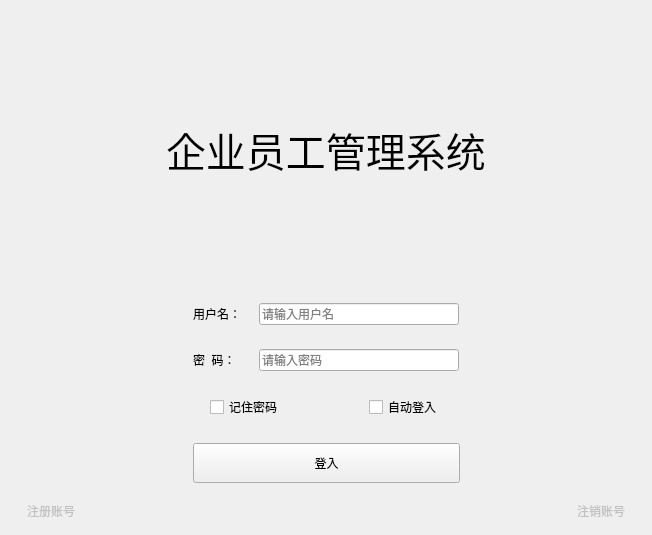
First picture: the form in login.ui, repository 17679200974/EmploySys, before the edit.
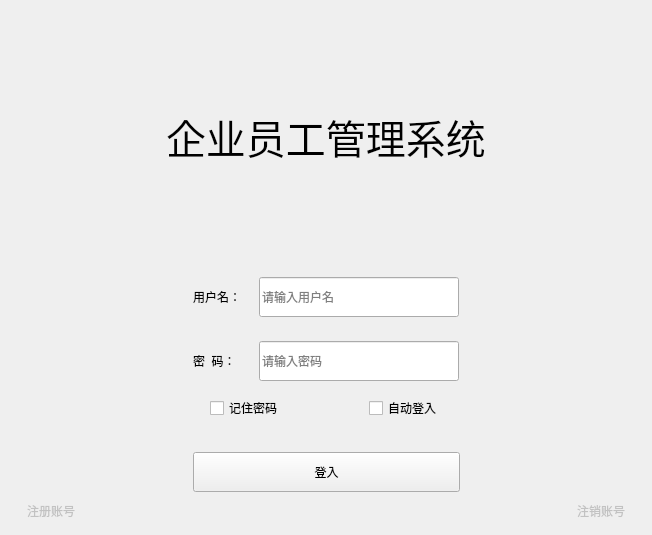
Second picture: the form after the edit.

```diff
--- a/login.ui
+++ b/login.ui
@@ -105,13 +105,13 @@
         <property name="minimumSize">
          <size>
           <width>60</width>
-          <height>0</height>
+          <height>40</height>
          </size>
         </property>
         <property name="maximumSize">
          <size>
           <width>60</width>
-          <height>16777215</height>
+          <height>40</height>
          </size>
         </property>
         <property name="text">
@@ -130,7 +130,7 @@
         <property name="minimumSize">
          <size>
           <width>200</width>
-          <height>0</height>
+          <height>40</height>
          </size>
         </property>
         <property name="maximumSize">
@@ -181,13 +181,13 @@
         <property name="minimumSize">
          <size>
           <width>60</width>
-          <height>0</height>
+          <height>40</height>
          </size>
         </property>
         <property name="maximumSize">
          <size>
           <width>60</width>
-          <height>16777215</height>
+          <height>40</height>
          </size>
         </property>
         <property name="text">
@@ -206,7 +206,7 @@
         <property name="minimumSize">
          <size>
           <width>200</width>
-          <height>0</height>
+          <height>40</height>
          </size>
         </property>
         <property name="maximumSize">
@@ -247,10 +247,19 @@
        <height>50</height>
       </size>
      </property>
+     <property name="styleSheet">
+      <string notr="true"/>
+     </property>
      <layout class="QHBoxLayout" name="horizontalLayout_5">
       <property name="spacing">
        <number>86</number>
       </property>
+      <property name="topMargin">
+       <number>0</number>
+      </property>
+      <property name="bottomMargin">
+       <number>0</number>
+      </property>
       <item>
        <spacer name="horizontalSpacer_9">
         <property name="orientation">
@@ -294,6 +303,63 @@
      </layout>
     </widget>
    </item>
+   <item>
+    <widget class="QWidget" name="widget_6" native="true">
+     <property name="maximumSize">
+      <size>
+       <width>16777215</width>
+       <height>50</height>
+      </size>
+     </property>
+     <property name="styleSheet">
+      <string notr="true">color: rgb(255, 0, 0);</string>
+     </property>
+     <layout class="QHBoxLayout" name="horizontalLayout_7">
+      <property name="spacing">
+       <number>86</number>
+      </property>
+      <property name="topMargin">
+       <number>0</number>
+      </property>
+      <property name="bottomMargin">
+       <number>0</number>
+      </property>
+      <item>
+       <spacer name="horizontalSpacer_12">
+        <property name="orientation">
+         <enum>Qt::Horizontal</enum>
+        </property>
+        <property name="sizeHint" stdset="0">
+         <size>
+          <width>40</width>
+          <height>20</height>
+         </size>
+        </property>
+       </spacer>
+      </item>
+      <item>
+       <widget class="QLabel" name="label_LoginMsg">
+        <property name="text">
+         <string/>
+        </property>
+       </widget>
+      </item>
+      <item>
+       <spacer name="horizontalSpacer_13">
+        <property name="orientation">
+         <enum>Qt::Horizontal</enum>
+        </property>
+        <property name="sizeHint" stdset="0">
+         <size>
+          <width>40</width>
+          <height>20</height>
+         </size>
+        </property>
+       </spacer>
+      </item>
+     </layout>
+    </widget>
+   </item>
    <item>
     <widget class="QWidget" name="widget_4" native="true">
      <property name="maximumSize">
@@ -306,6 +372,12 @@
       <property name="spacing">
        <number>70</number>
       </property>
+      <property name="topMargin">
+       <number>0</number>
+      </property>
+      <property name="bottomMargin">
+       <number>0</number>
+      </property>
       <item>
        <spacer name="horizontalSpacer_4">
         <property name="orientation">
@@ -342,8 +414,8 @@
         <property name="text">
          <string>登入</string>
         </property>
-        <property name="shortcut">
-         <string>Return</string>
+        <property name="checkable">
+         <bool>false</bool>
         </property>
        </widget>
       </item>
```
